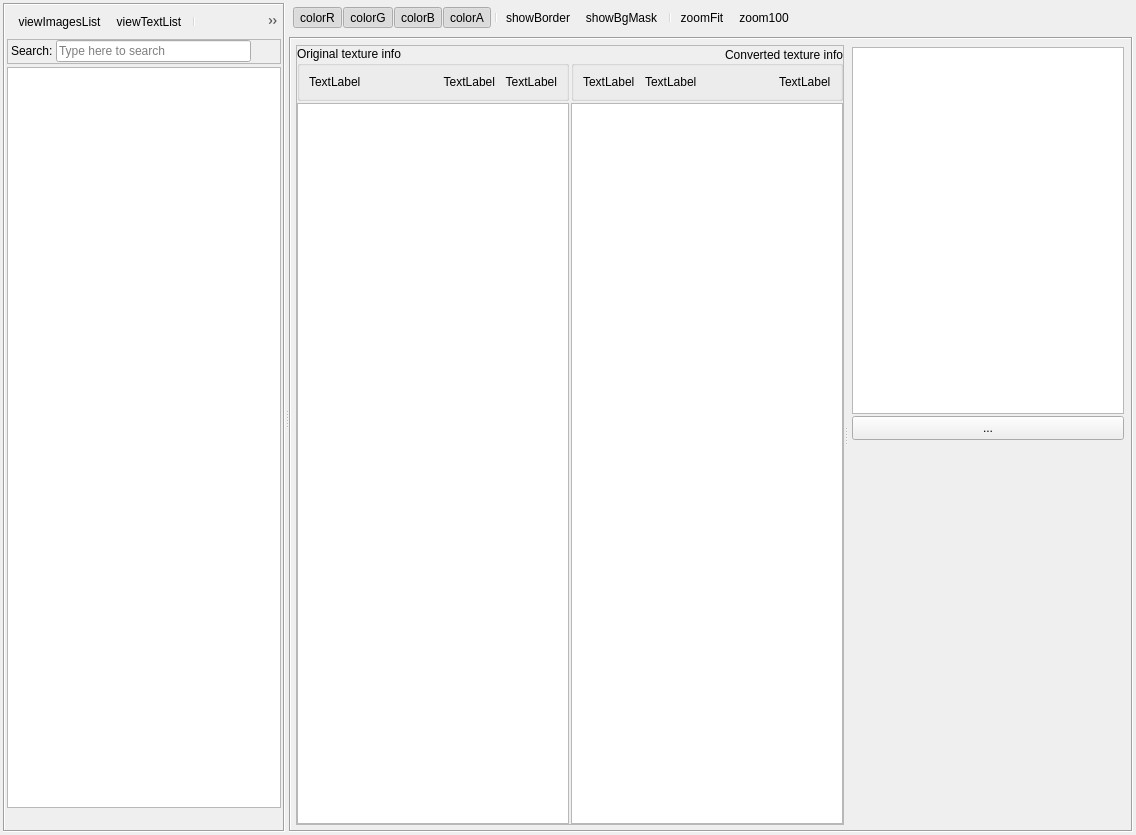
Qt form Tools/ResourceEditor/DataQt/texturebrowser.ui (xaoctech/dava.engine) before a commit.
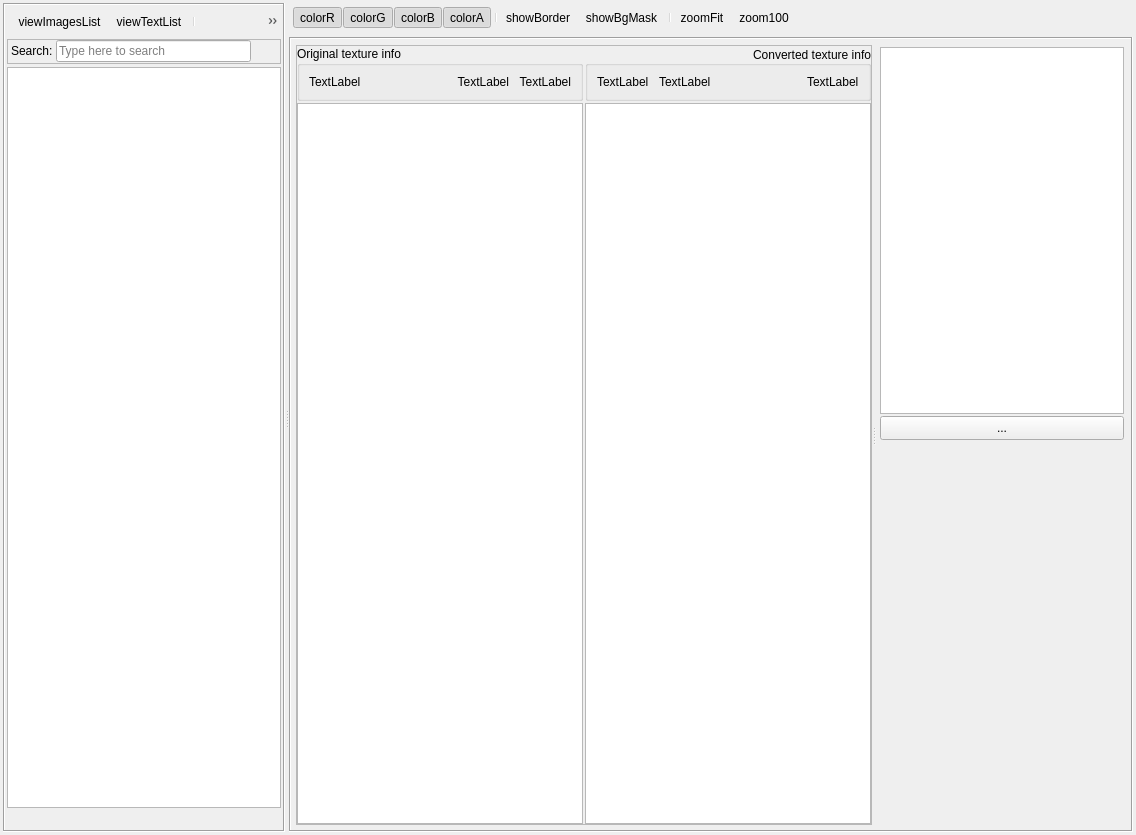
The same form after that commit. Icons and pictures are not drawn. Custom widgets are drawn as their Qt base class.

Commit message: [DF-1507] Fixed splitter initial pos.

Diff of the .ui file:
```diff
--- a/Tools/ResourceEditor/DataQt/texturebrowser.ui
+++ b/Tools/ResourceEditor/DataQt/texturebrowser.ui
@@ -299,6 +299,12 @@
              <enum>Qt::Horizontal</enum>
             </property>
             <widget class="QFrame" name="frameTextures">
+             <property name="sizePolicy">
+              <sizepolicy hsizetype="Expanding" vsizetype="Expanding">
+               <horstretch>3</horstretch>
+               <verstretch>0</verstretch>
+              </sizepolicy>
+             </property>
              <property name="frameShape">
               <enum>QFrame::StyledPanel</enum>
              </property>
@@ -495,8 +501,8 @@
             </widget>
             <widget class="QFrame" name="frameProperties">
              <property name="sizePolicy">
-              <sizepolicy hsizetype="Expanding" vsizetype="Preferred">
-               <horstretch>0</horstretch>
+              <sizepolicy hsizetype="Preferred" vsizetype="Preferred">
+               <horstretch>1</horstretch>
                <verstretch>0</verstretch>
               </sizepolicy>
              </property>
```
